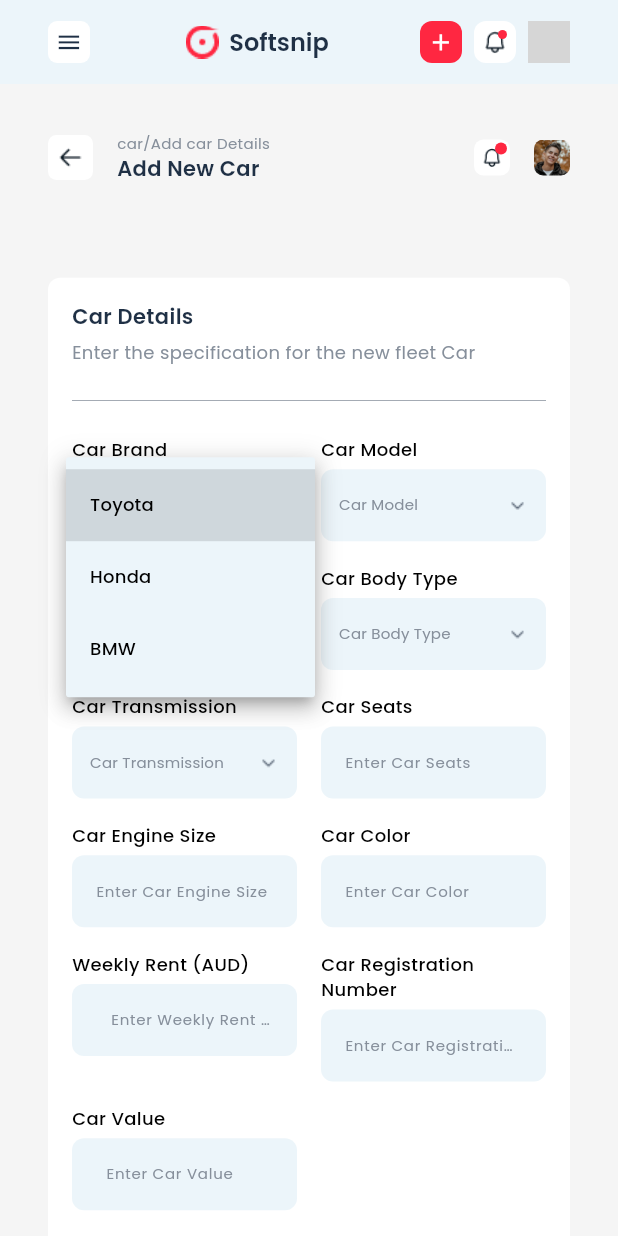
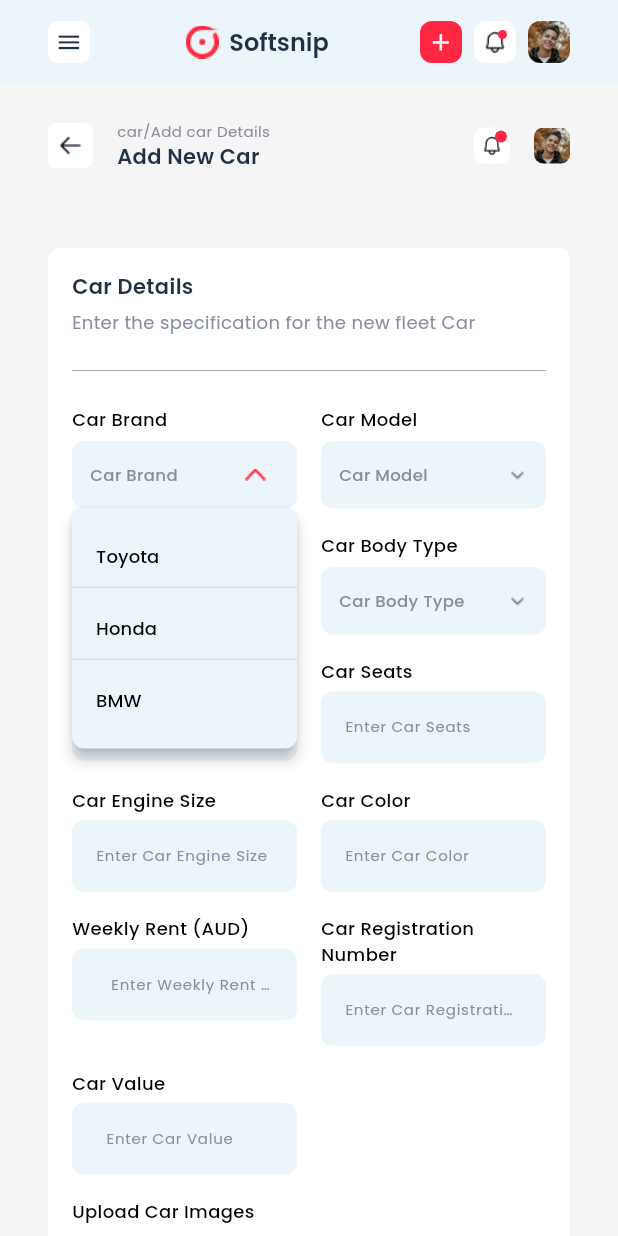
Before and after one commit to huzaifa-huzzi/Car_Rental_Project, a Flutter app: the AddingCarScreen screen opened by its route, after a tap on "Car Brand", on a phone screen of 412 x 824 dp. Run offline on Flutter 3.47's test engine with Material 3 defaults, Android fonts, the light colour scheme and no system bars; our stand-ins replace dotted_border, file_picker, get, go_router, google_fonts, url_strategy; grey boxes are pictures that could not be loaded.

Commit message:
Some of the changes done

```diff
--- a/lib/Car Inventory/AddingCar/Widgets/AddCarFormWidget.dart
+++ b/lib/Car Inventory/AddingCar/Widgets/AddCarFormWidget.dart
@@ -152,62 +152,94 @@ class AddCarFormWidget extends StatelessWidget {
       RxString selected, {
         required String id,
       }) {
-
     return Obx(() {
       bool isOpen = controller.openedDropdown.value == id;
+
       return Column(
         crossAxisAlignment: CrossAxisAlignment.start,
         children: [
           Text(label, style: TTextTheme.titleTwo(context)),
-          SizedBox(height: AppSizes.verticalPadding(context) * 0.3),
-          GestureDetector(
-            onTap: () {
-              if (controller.openedDropdown.value == id) {
+          const SizedBox(height: 6),
+
+          LayoutBuilder(builder: (context, constraints) {
+            return PopupMenuButton<String>(
+              constraints: BoxConstraints(
+                minWidth: constraints.maxWidth,
+                maxWidth: constraints.maxWidth,
+              ),
+              offset: const Offset(0, 45),
+              shape: RoundedRectangleBorder(borderRadius: BorderRadius.circular(8)),
+              color: AppColors.secondaryColor,
+              elevation: 4,
+              tooltip: '',
+              onOpened: () => controller.openedDropdown.value = id,
+              onCanceled: () => controller.openedDropdown.value = "",
+              onSelected: (value) {
+                selected.value = value;
                 controller.openedDropdown.value = "";
-              } else {
-                controller.openedDropdown.value = id;
-              }
               },
               child: Container(
-              padding: EdgeInsets.symmetric(horizontal: 12),
+                height: 45,
+                padding: const EdgeInsets.symmetric(horizontal: 12),
                 decoration: BoxDecoration(
                   color: AppColors.secondaryColor,
                   borderRadius: BorderRadius.circular(AppSizes.borderRadius(context)),
                 ),
-              child: DropdownButtonHideUnderline(
-                child: DropdownButton<String>(
-                  isExpanded: true,
-                  dropdownColor: AppColors.secondaryColor,
-                  value: selected.value.isEmpty ? null : selected.value,
-                  hint: Text("$label", style: TTextTheme.titleFour(context)),
-                  icon: Image.asset(
-                    isOpen
-                        ? IconString.upsideDropdownIcon
-                        : IconString.dropdownIcon,
+                child: Row(
+                  mainAxisAlignment: MainAxisAlignment.spaceBetween,
+                  children: [
+                    Expanded(
+                      child: Text(
+                        selected.value.isEmpty ? label : selected.value,
+                        style: selected.value.isEmpty
+                            ? TTextTheme.btnOne(context)
+                            : TTextTheme.dropdowninsideText(context),
+                        overflow: TextOverflow.ellipsis,
+                      ),
+                    ),
+                    Image.asset(
+                      isOpen ? IconString.upsideDropdownIcon : IconString.dropdownIcon,
                       height: 18,
                     ),
-                  selectedItemBuilder: (context) {
-                    return items.map((item) {
-                      return Align(
-                        alignment: Alignment.centerLeft,
-                        child: Text(item, style: TTextTheme.titleTwo(context)),
+                  ],
+                ),
+              ),
+              itemBuilder: (context) {
+                return items.asMap().entries.map((entry) {
+                  int index = entry.key;
+                  String value = entry.value;
+                  bool isLast = index == items.length - 1;
+
+                  return PopupMenuItem<String>(
+                    value: value,
+                    padding: EdgeInsets.zero,
+                    height: 48,
+                    child: Column(
+                      mainAxisSize: MainAxisSize.min,
+                      children: [
+                        Container(
+                          width: double.infinity,
+                          padding: const EdgeInsets.symmetric(horizontal: 16, vertical: 12),
+                          child: Text(
+                            value,
+                            style: TTextTheme.dropdowninsideText(context),
+                          ),
+                        ),
+                        if (!isLast)
+                          Divider(
+                            height: 1,
+                            thickness: 1,
+                            color: AppColors.quadrantalTextColor.withOpacity(0.2),
+                            indent: 0,
+                            endIndent: 0,
+                          ),
+                      ],
+                    ),
                   );
                 }).toList();
               },
-                  items: items.map((item) {
-                    return DropdownMenuItem<String>(
-                      value: item,
-                      child: Text(item, style: TTextTheme.titleTwo(context)),
             );
-                  }).toList(),
-                  onChanged: (value) {
-                    selected.value = value!;
-                    controller.openedDropdown.value = "";
-                  },
-                ),
-              ),
-            ),
-          ),
+          }),
         ],
       );
     });
--- a/lib/Car Inventory/Car Directory/ReusableWidget/HeaderWebWidget.dart
+++ b/lib/Car Inventory/Car Directory/ReusableWidget/HeaderWebWidget.dart
@@ -78,14 +78,15 @@ class HeaderWebWidget extends StatelessWidget {
 
     return Container(
       margin: EdgeInsets.only(
-        bottom: isMobile ? 12 : 0,
+        bottom: isMobile ? 8 : 0,
       ),
       padding: EdgeInsets.symmetric(
-        vertical: AppSizes.verticalPadding(context),
+        vertical: AppSizes.verticalPadding(context) * 0.5,
         horizontal: finalHorizontalPadding,
       ),
       child: Row(
         mainAxisAlignment: MainAxisAlignment.spaceBetween,
+        crossAxisAlignment: CrossAxisAlignment.center,
         children: [
           /// LEFT SIDE (Back + Titles)
           Expanded(
@@ -249,8 +250,8 @@ class HeaderWebWidget extends StatelessWidget {
                           context,
                         ),
                         Positioned(
-                          top: isMobile ? 2 : (isTablet ? 8 : 10),
-                          right: isMobile ? 2 : (isTablet ? 8 : 9),
+                          top: isMobile ? 2 : (isTablet ? 8 : 11.5),
+                          right: isMobile ? 2 : (isTablet ? 8 : 10),
                           child: Container(
                             width: 8,
                             height: 8,
--- a/lib/Resources/TextTheme.dart
+++ b/lib/Resources/TextTheme.dart
@@ -59,6 +59,11 @@ class TTextTheme {
   static TextStyle btnFour(BuildContext context){
     return _textStyle(fontSize:AppTextSizes.size(context, 12, 12, 12),fontWeight: FontWeight.w400,color: AppColors.textColor);
   }
+
+  static TextStyle dropdowninsideText(BuildContext context){
+    return _textStyle(fontSize:AppTextSizes.size(context, 12, 12, 12),fontWeight: FontWeight.w500,color: AppColors.blackColor);
+  }
+
   static TextStyle btnFive(BuildContext context){
     return _textStyle(fontSize:AppTextSizes.size(context, 9, 9, 12),fontWeight: FontWeight.w400,color: AppColors.quadrantalTextColor);
   }
@@ -155,7 +160,7 @@ class TTextTheme {
   }
 
   static TextStyle pTwo(BuildContext context){
-    return _textStyle(fontSize:AppTextSizes.size(context, 10, 20, 10),fontWeight: FontWeight.w400,color: AppColors.secondTextColor,
+    return _textStyle(fontSize:AppTextSizes.size(context, 10, 10, 10),fontWeight: FontWeight.w400,color: AppColors.secondTextColor,
     );
   }
 
@@ -185,7 +190,7 @@ class TTextTheme {
   }
 
   static TextStyle insidetextfieldWrittenText(BuildContext context){
-    return _textStyle(fontSize:AppTextSizes.size(context, 10, 20, 10),fontWeight: FontWeight.w400,color: AppColors.blackColor,
+    return _textStyle(fontSize:AppTextSizes.size(context, 10, 10, 10),fontWeight: FontWeight.w500,color: AppColors.blackColor,
     );
   }
 
--- a/lib/SideScreen/SidebarScreen.dart
+++ b/lib/SideScreen/SidebarScreen.dart
@@ -23,7 +23,10 @@ class SidebarScreen extends StatelessWidget {
 
   @override
   Widget build(BuildContext context) {
-    final width = MediaQuery.of(context).size.width;
+    final width = MediaQuery
+        .of(context)
+        .size
+        .width;
     final bool isMobile = AppSizes.isMobile(context);
     final bool isTab = AppSizes.isTablet(context);
     final bool isWeb = AppSizes.isWeb(context);
@@ -145,11 +148,12 @@ class SidebarScreen extends StatelessWidget {
       );
     }
 
-    // Appbars
-
+    /// Appbars
     if (isMobile) {
       return Scaffold(
+        backgroundColor: Colors.white,
         key: _scaffoldKey,
+        drawerScrimColor: Colors.transparent,
         drawer: Drawer(
           backgroundColor: Colors.white,
           child: sidebarContent(showLogo: false),
@@ -175,10 +179,14 @@ class SidebarScreen extends StatelessWidget {
     }
     else if (isTab) {
       return Scaffold(
+        backgroundColor: Colors.white,
         key: _scaffoldKey,
+        drawerScrimColor: Colors.transparent,
         drawer: Drawer(
           backgroundColor: Colors.white,
           child: sidebarContent(showLogo: false),
+          surfaceTintColor: Colors.transparent,
+          shadowColor: Colors.transparent,
         ),
         appBar: hideMobileAppBar
             ? null
@@ -200,7 +208,6 @@ class SidebarScreen extends StatelessWidget {
       );
     }
     else {
-      //  WEB ONLY
       return Scaffold(
         body: SafeArea(
           child: Row(
@@ -216,7 +223,6 @@ class SidebarScreen extends StatelessWidget {
         ),
       );
     }
-
 
 
   }
--- a/lib/SideScreen/Widget/MobileAppbar.dart
+++ b/lib/SideScreen/Widget/MobileAppbar.dart
@@ -221,7 +221,7 @@ class _MobileTopBarState extends State<MobileTopBar> with WidgetsBindingObserver
                   ),
                   child: ClipRRect(
                     borderRadius: BorderRadius.circular(AppSizes.borderRadius(context)),
-                    child: Image.network(
+                    child: Image.asset(
                       widget.profileImageUrl,
                       fit: BoxFit.cover,
                     ),
--- a/lib/SideScreen/Widget/SidebarComponentWidget.dart
+++ b/lib/SideScreen/Widget/SidebarComponentWidget.dart
@@ -171,7 +171,12 @@ class SidebarComponents {
       ),
       child: Text(
         number.toString(),
-        style: TTextTheme.pTwo(context).copyWith(color: AppColors.secondaryColor),
+        textAlign: TextAlign.center,
+        style: TTextTheme.pTwo(context).copyWith(
+          color: AppColors.secondaryColor,
+          fontSize: 10,
+          height: 1.0,
+        ),
       ),
     );
   }
--- a/lib/SideScreen/Widget/TabAppBar.dart
+++ b/lib/SideScreen/Widget/TabAppBar.dart
@@ -232,7 +232,7 @@ class _TabAppBarState extends State<TabAppBar> with WidgetsBindingObserver {
                   ),
                   child: ClipRRect(
                     borderRadius: BorderRadius.circular(AppSizes.borderRadius(context)),
-                    child: Image.network(
+                    child: Image.asset(
                       widget.profileImageUrl,
                       fit: BoxFit.cover,
                     ),
```
Also changed, not shown: lib/Car Inventory/Car Directory/ReusableWidget/CardListHeaderWidget.dart (+80 -215 lines), lib/Car Inventory/Car Directory/TableViewScreen/Widgets/CardListTableWidget.dart (+21 -31 lines). Lines whose indentation alone changed are shown as unchanged.
